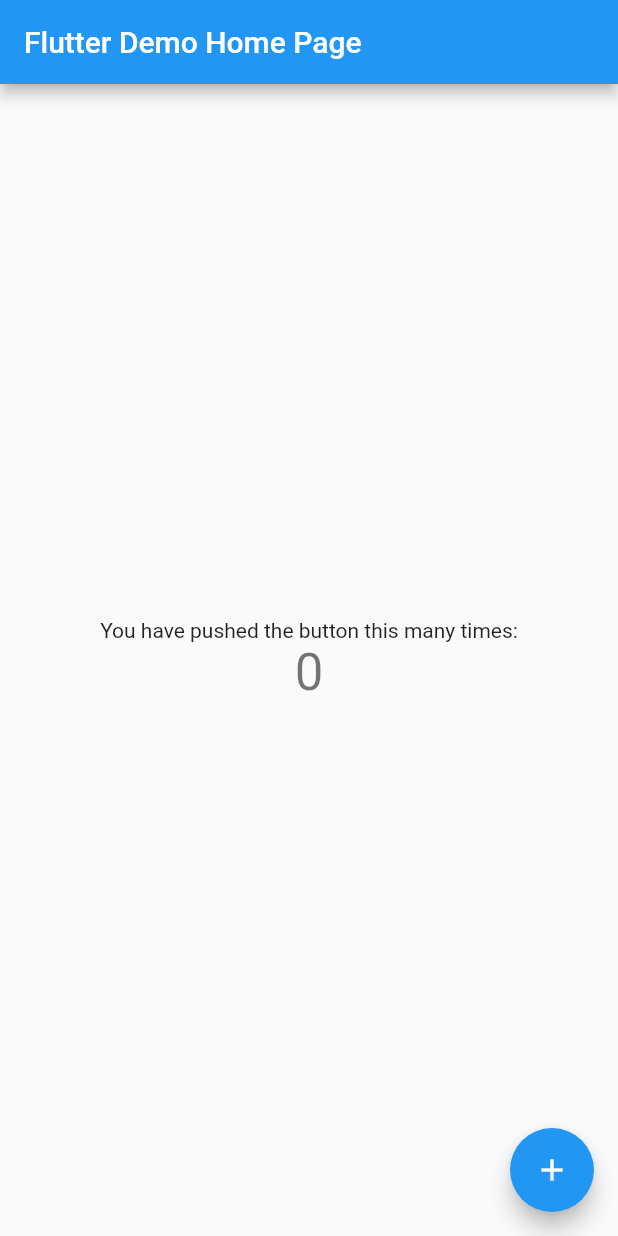
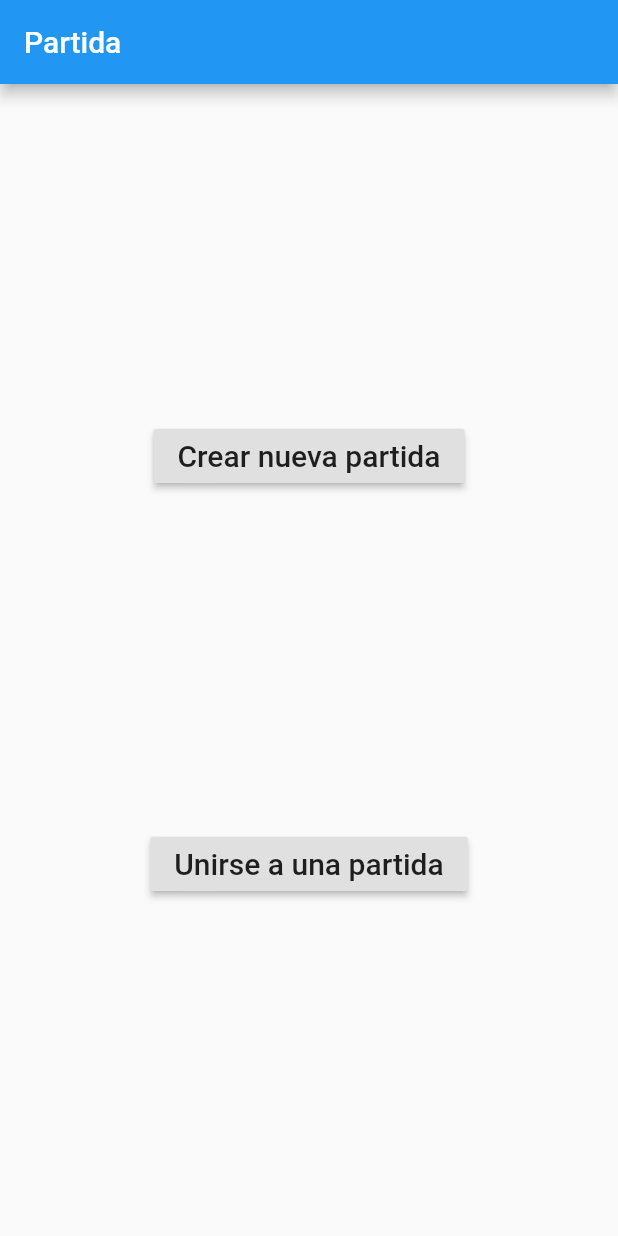
Before and after one commit to juegoconectemos/conectemos_legacy, a Flutter app: the screen it shows after launch, on a phone screen of 412 x 824 dp. Run offline on Flutter 3.47's test engine with Material 2 defaults, Android fonts, the light colour scheme and no system bars; our stand-ins replace cloud_firestore, firebase_core; accounts and stored records are empty.

Commit message:
Primera versión funcional, permite:
- Crear una nueva partida
- Unirse a una partida ya creada

```diff
--- a/lib/main.dart
+++ b/lib/main.dart
@@ -1,117 +1,27 @@
+// https://github.com/cgustav/dart_rut_validator/issues/2
+
+import 'package:conectemos/screen1.dart';
 import 'package:flutter/material.dart';
+import 'screen0.dart';
+import 'screen2.dart';
 
-void main() {
-  runApp(MyApp());
-}
+void main() => runApp(MyApp());
 
 class MyApp extends StatelessWidget {
   // This widget is the root of your application.
   @override
   Widget build(BuildContext context) {
     return MaterialApp(
-      title: 'Flutter Demo',
+      title: 'Conectemos',
       theme: ThemeData(
-        // This is the theme of your application.
-        //
-        // Try running your application with "flutter run". You'll see the
-        // application has a blue toolbar. Then, without quitting the app, try
-        // changing the primarySwatch below to Colors.green and then invoke
-        // "hot reload" (press "r" in the console where you ran "flutter run",
-        // or simply save your changes to "hot reload" in a Flutter IDE).
-        // Notice that the counter didn't reset back to zero; the application
-        // is not restarted.
         primarySwatch: Colors.blue,
-        // This makes the visual density adapt to the platform that you run
-        // the app on. For desktop platforms, the controls will be smaller and
-        // closer together (more dense) than on mobile platforms.
-        visualDensity: VisualDensity.adaptivePlatformDensity,
       ),
-      home: MyHomePage(title: 'Flutter Demo Home Page'),
+      initialRoute: '/',
+      routes: {
+        '/': (context) => Screen0(),
+        '/screen1': (context) => Screen1(),
+        '/screen2': (context) => Screen2(),
+      },
     );
   }
 }
-
-class MyHomePage extends StatefulWidget {
-  MyHomePage({Key key, this.title}) : super(key: key);
-
-  // This widget is the home page of your application. It is stateful, meaning
-  // that it has a State object (defined below) that contains fields that affect
-  // how it looks.
-
-  // This class is the configuration for the state. It holds the values (in this
-  // case the title) provided by the parent (in this case the App widget) and
-  // used by the build method of the State. Fields in a Widget subclass are
-  // always marked "final".
-
-  final String title;
-
-  @override
-  _MyHomePageState createState() => _MyHomePageState();
-}
-
-class _MyHomePageState extends State<MyHomePage> {
-  int _counter = 0;
-
-  void _incrementCounter() {
-    setState(() {
-      // This call to setState tells the Flutter framework that something has
-      // changed in this State, which causes it to rerun the build method below
-      // so that the display can reflect the updated values. If we changed
-      // _counter without calling setState(), then the build method would not be
-      // called again, and so nothing would appear to happen.
-      _counter++;
-    });
-  }
-
-  @override
-  Widget build(BuildContext context) {
-    // This method is rerun every time setState is called, for instance as done
-    // by the _incrementCounter method above.
-    //
-    // The Flutter framework has been optimized to make rerunning build methods
-    // fast, so that you can just rebuild anything that needs updating rather
-    // than having to individually change instances of widgets.
-    return Scaffold(
-      appBar: AppBar(
-        // Here we take the value from the MyHomePage object that was created by
-        // the App.build method, and use it to set our appbar title.
-        title: Text(widget.title),
-      ),
-      body: Center(
-        // Center is a layout widget. It takes a single child and positions it
-        // in the middle of the parent.
-        child: Column(
-          // Column is also a layout widget. It takes a list of children and
-          // arranges them vertically. By default, it sizes itself to fit its
-          // children horizontally, and tries to be as tall as its parent.
-          //
-          // Invoke "debug painting" (press "p" in the console, choose the
-          // "Toggle Debug Paint" action from the Flutter Inspector in Android
-          // Studio, or the "Toggle Debug Paint" command in Visual Studio Code)
-          // to see the wireframe for each widget.
-          //
-          // Column has various properties to control how it sizes itself and
-          // how it positions its children. Here we use mainAxisAlignment to
-          // center the children vertically; the main axis here is the vertical
-          // axis because Columns are vertical (the cross axis would be
-          // horizontal).
-          mainAxisAlignment: MainAxisAlignment.center,
-          children: <Widget>[
-            Text(
-              'You have pushed the button this many times:',
-            ),
-            Text(
-              '$_counter',
-              style: Theme.of(context).textTheme.headline4,
-            ),
-          ],
-        ),
-      ),
-      floatingActionButton: FloatingActionButton(
-        onPressed: _incrementCounter,
-        tooltip: 'Increment',
-        child: Icon(Icons.add),
-      ), // This trailing comma makes auto-formatting nicer for build methods.
-    );
-  }
-}
--- /dev/null
+++ b/lib/screen0.dart
@@ -0,0 +1,43 @@
+import 'package:cloud_firestore/cloud_firestore.dart';
+import 'package:firebase_core/firebase_core.dart';
+import 'package:flutter/material.dart';
+
+class Screen0 extends StatefulWidget {
+  @override
+  _Screen0State createState() {
+    return _Screen0State();
+  }
+}
+
+class _Screen0State extends State<Screen0> {
+  @override
+  Widget build(BuildContext context) {
+    return Scaffold(
+      appBar: AppBar(title: Text('Partida')),
+      body: Center(
+        child: Column(
+          mainAxisAlignment: MainAxisAlignment.spaceEvenly,
+          crossAxisAlignment: CrossAxisAlignment.center,
+          children: [
+            RaisedButton(
+              onPressed: () {
+                Navigator.pushNamed(context, '/screen1',
+                    arguments: {'nueva_partida': true});
+              },
+              child: const Text('Crear nueva partida',
+                  style: TextStyle(fontSize: 20)),
+            ),
+            RaisedButton(
+              onPressed: () {
+                Navigator.pushNamed(context, '/screen1',
+                    arguments: {'nueva_partida': false});
+              },
+              child: const Text('Unirse a una partida',
+                  style: TextStyle(fontSize: 20)),
+            ),
+          ],
+        ),
+      ),
+    );
+  }
+}
```
Also changed, not shown: lib/screen1.dart (added, +122 -0 lines), lib/screen2.dart (added, +93 -0 lines).
